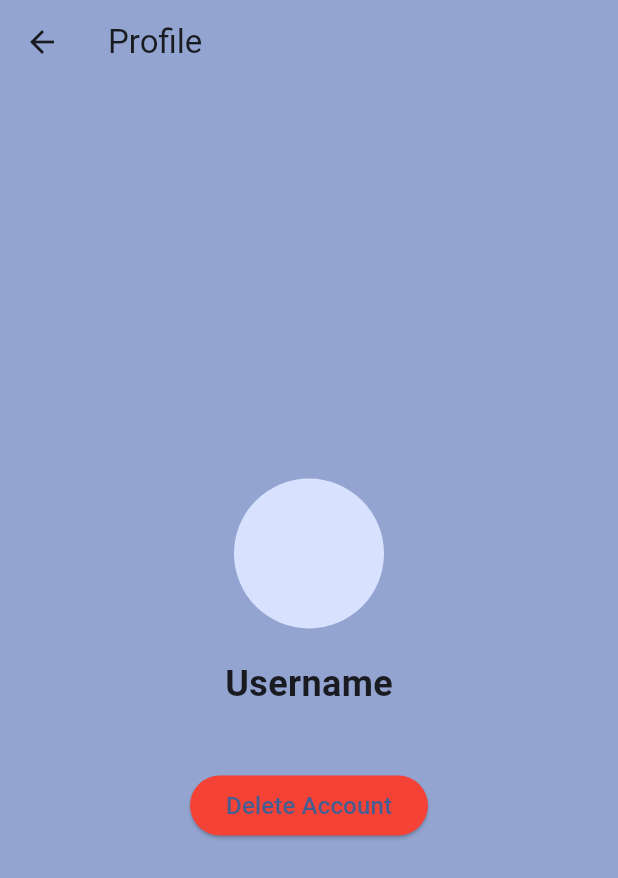
After one commit to Brandon-T-Yates/Flow_Muse, a Flutter app: the ProfilePage screen opened directly, on a phone screen of 412 x 824 dp. The commit adds this screen. Shown: the top 878 px of the screen. Run offline on Flutter 3.47's test engine with Material 3 defaults, Android fonts, the phone set to English and light mode, and no system bars; our stand-ins replace cloud_firestore, firebase_core; accounts and stored records are empty.

Commit message:
Created profile page

```diff
--- a/lib/main.dart
+++ b/lib/main.dart
@@ -5,6 +5,7 @@ import 'package:firebase_core/firebase_core.dart';
 import 'package:cloud_firestore/cloud_firestore.dart';
 import '../constants/colors.dart';
 import 'package:intl/intl.dart';
+import 'screens/profilepage.dart';
 
 
 class Task {
@@ -189,10 +190,13 @@ class KanbanBoard extends StatelessWidget {
             itemBuilder: (BuildContext context) {
               return [
                 PopupMenuItem(
-                  child: Text('Profile  '),
+                  child: Text('Profile'),
                   // Add functionality or route navigation for the Settings option
                   onTap: () {
-                    // Add your code to handle the Settings option
+                    Navigator.push(
+                      context,
+                      MaterialPageRoute(builder: (context) => ProfilePage()),
+                    );
                   },
                 ),
                 PopupMenuItem(
--- /dev/null
+++ b/lib/screens/profilepage.dart
@@ -0,0 +1,40 @@
+import 'package:flutter/material.dart';
+import '../constants/colors.dart';
+
+class ProfilePage extends StatelessWidget {
+  const ProfilePage({Key? key}) : super(key: key);
+
+  @override
+  Widget build(BuildContext context) {
+    return Scaffold(
+      appBar: AppBar(
+        title: const Text('Profile'),
+        backgroundColor: appBackBlue,
+      ),
+      backgroundColor: appBackBlue,
+      body: Center(
+        child: Column(
+          mainAxisAlignment: MainAxisAlignment.center,
+          children: [
+            const CircleAvatar(
+              radius: 50,
+            ),
+            const SizedBox(height: 20),
+            const Text(
+              'Username',
+              style: TextStyle(fontSize: 24, fontWeight: FontWeight.bold),
+            ),
+            const SizedBox(height: 40),
+            ElevatedButton(
+              onPressed: () {
+                  // Will add delete functionality later
+              },
+              style: ElevatedButton.styleFrom(primary: Colors.red),
+              child: const Text('Delete Account', style: TextStyle(fontSize: 16)),
+            ),
+          ],
+        ),
+      ),
+    );
+  }
+}
```
Also changed, not shown: lib/assets/profile.jpg (added).
